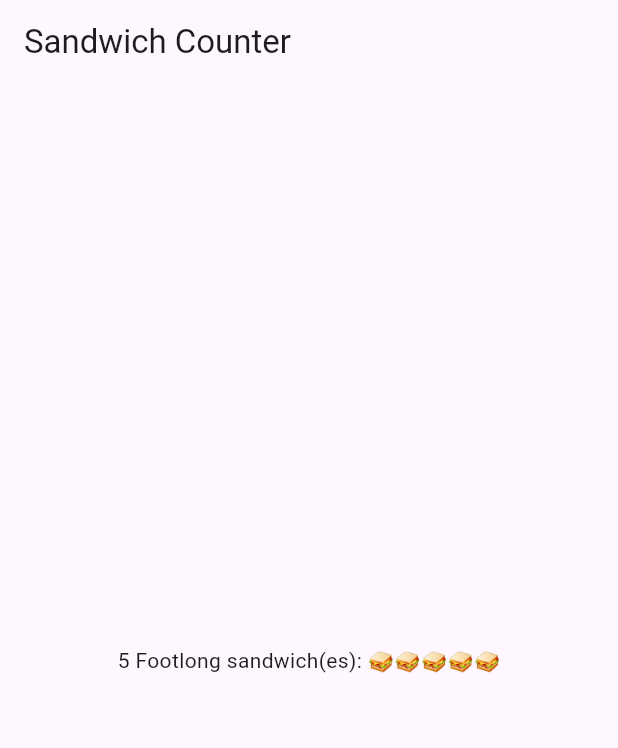
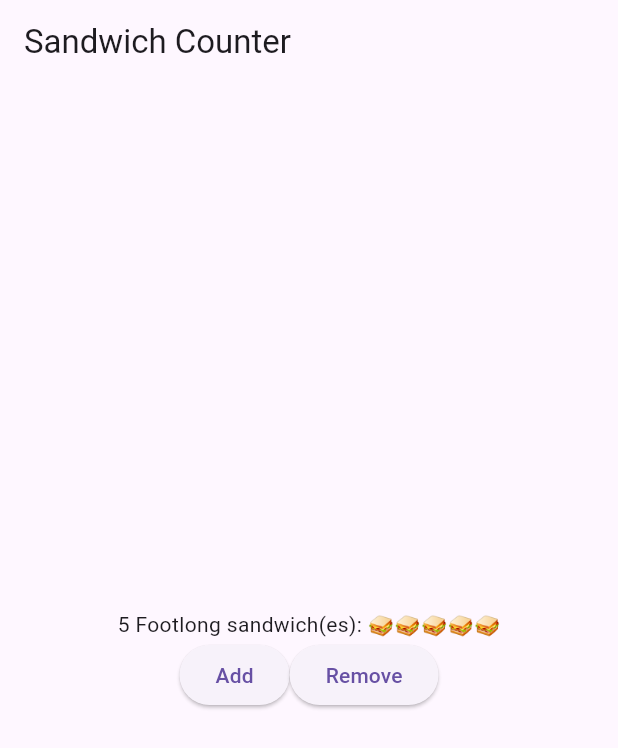
Before and after one commit to sillysalmondude/sandwich_shop, a Flutter app: the screen it shows after launch, on a phone screen of 412 x 824 dp. Shown: the top 748 px of the screen. Run offline on Flutter 3.47's test engine with Material 3 defaults, Android fonts, the light colour scheme and no system bars.

Commit message:
Add add and remove buttons

```diff
--- a/lib/main.dart
+++ b/lib/main.dart
@@ -13,8 +13,26 @@
       title: 'Sandwich Shop App',
       home: Scaffold(
         appBar: AppBar(title: const Text('Sandwich Counter')),
-        body: const Center(
-          child: OrderItemDisplay(5, 'Footlong'),
+        body: Center(
+          child: Column(
+            mainAxisAlignment: MainAxisAlignment.center,
+            children: [
+              const OrderItemDisplay(5, 'Footlong'),
+              Row(
+                mainAxisAlignment: MainAxisAlignment.center,
+                children: [
+                  ElevatedButton(
+                    onPressed: () => print('Add button pressed!'),
+                    child: const Text('Add'),
+                  ),
+                  ElevatedButton(
+                    onPressed: () => print('Remove button pressed!'),
+                    child: const Text('Remove'),
+                  ),
+                ],
+              ),
+            ],
+          ),
         ),
       ),
     );
```
Also changed, not shown: 1 other file.
